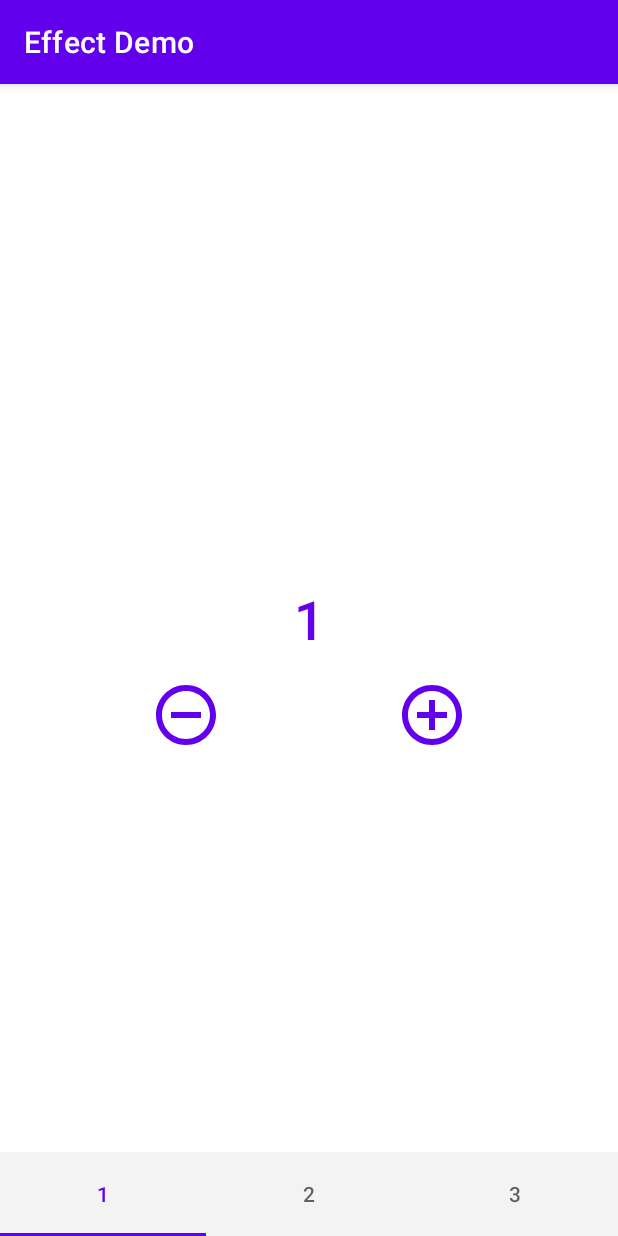
After one commit to wm4n/android-effect-demo, an Android app: the fragment UpdatableTabFragment shown on its own in the app's theme, on a phone screen of 412 x 824 dp. The commit adds this screen. Run offline under Robolectric (Android 15) with nearby library versions, the phone set to English and light mode, and no system bars; our stand-ins replace data binding; 1 statement that could not run was skipped.

Commit message:
Add updatable tab demo

```diff
--- a/app/src/main/AndroidManifest.xml
+++ b/app/src/main/AndroidManifest.xml
@@ -18,6 +18,8 @@
         <category android:name="android.intent.category.LAUNCHER" />
       </intent-filter>
     </activity>
+    <activity android:name=".ContainerActivity">
+    </activity>
   </application>
 
 </manifest>
--- /dev/null
+++ b/app/src/main/java/com/wm4n/effectdemo/ContainerActivity.kt
@@ -0,0 +1,24 @@
+package com.wm4n.effectdemo;
+
+import android.os.Bundle
+import androidx.appcompat.app.AppCompatActivity
+import com.wm4n.effectdemo.databinding.ActivityContainerBinding
+import com.wm4n.effectdemo.tab.UpdatableTabFragment
+
+class ContainerActivity : AppCompatActivity() {
+  override fun onCreate(savedInstanceState: Bundle?) {
+    super.onCreate(savedInstanceState)
+    val binding = ActivityContainerBinding.inflate(layoutInflater)
+    val view = binding.root
+    setContentView(view)
+
+      when(intent?.getStringExtra("fragment")?:"") {
+          "UpdatableTab" -> {
+              val f = UpdatableTabFragment()
+              supportFragmentManager.beginTransaction().replace(R.id.view_root, f, "updatableTab")
+                  .commit()
+          }
+          "" -> finish()
+      }
+  }
+}
--- a/app/src/main/java/com/wm4n/effectdemo/MainActivity.kt
+++ b/app/src/main/java/com/wm4n/effectdemo/MainActivity.kt
@@ -1,9 +1,8 @@
 package com.wm4n.effectdemo
 
+import android.content.Intent
 import android.os.Bundle
-import android.widget.Button
 import androidx.appcompat.app.AppCompatActivity
-import com.google.android.material.snackbar.Snackbar
 import com.wm4n.effectdemo.databinding.ActivityMainBinding
 import com.wm4n.effectdemo.dialog.BottomDialogFragment
 
@@ -14,9 +13,16 @@ class MainActivity : AppCompatActivity() {
     val view = binding.root
     setContentView(view)
 
-    binding.buttonBottomDialogFragment.setOnClickListener { v ->
+    binding.buttonBottomDialogFragment.setOnClickListener {
       val f = BottomDialogFragment()
       f.show(supportFragmentManager, "BottomDialogFragment")
     }
+
+    binding.buttonUpdatableTabs.setOnClickListener {
+      val intent = Intent(this, ContainerActivity::class.java).apply {
+        putExtra("fragment", "UpdatableTab")
+      }
+      startActivity(intent)
+    }
   }
 }
--- /dev/null
+++ b/app/src/main/java/com/wm4n/effectdemo/tab/UpdatableTabFragment.kt
@@ -0,0 +1,89 @@
+package com.wm4n.effectdemo.tab
+
+import android.os.Bundle
+import android.view.LayoutInflater
+import android.view.View
+import android.view.ViewGroup
+import androidx.fragment.app.Fragment
+import androidx.fragment.app.FragmentManager
+import androidx.fragment.app.FragmentPagerAdapter
+import androidx.viewpager.widget.PagerAdapter
+import com.wm4n.effectdemo.databinding.TabContentFragmentBinding
+import com.wm4n.effectdemo.databinding.UpdatableTabFragmentBinding
+
+class UpdatableTabFragment: Fragment() {
+
+  private var _binding : UpdatableTabFragmentBinding? = null
+
+  override fun onCreateView(
+    inflater: LayoutInflater, container: ViewGroup?, savedInstanceState: Bundle?
+  ): View? {
+    _binding = UpdatableTabFragmentBinding.inflate(inflater, container, false)
+    _binding?.pager?.adapter = UpdatableTabAdapter(childFragmentManager)
+    _binding?.navigationTabs?.setupWithViewPager(_binding?.pager)
+    return _binding?.viewRoot
+  }
+}
+
+class TabContentFragment: Fragment() {
+
+  private var _binding : TabContentFragmentBinding? = null
+  var onAdd : View.OnClickListener? = null
+  var onRemove : View.OnClickListener? = null
+
+  override fun onCreateView(
+    inflater: LayoutInflater, container: ViewGroup?, savedInstanceState: Bundle?
+  ): View? {
+    _binding = TabContentFragmentBinding.inflate(inflater, container, false)
+    _binding?.text?.text = arguments?.getString("text")?:""
+    _binding?.add?.setOnClickListener { v -> onAdd?.onClick(v) }
+    _binding?.remove?.setOnClickListener { v -> onRemove?.onClick(v) }
+    return _binding?.viewRoot
+  }
+}
+
+class UpdatableTabAdapter(fm: FragmentManager): FragmentPagerAdapter(
+  fm,
+  BEHAVIOR_RESUME_ONLY_CURRENT_FRAGMENT
+) {
+
+  private val tabs: ArrayList<Int> = ArrayList()
+
+  init {
+    tabs.add(1)
+    tabs.add(2)
+    tabs.add(3)
+  }
+
+  override fun getCount(): Int {
+    return tabs.size
+  }
+
+  override fun getItem(position: Int): Fragment {
+    return TabContentFragment().apply {
+      arguments = Bundle().apply {
+        putString("text", tabs[position].toString())
+      }
+      onAdd = View.OnClickListener {
+        tabs.add(tabs.last()+1)
+        notifyDataSetChanged()
+      }
+      onRemove = View.OnClickListener {
+        if(tabs.size > 1) tabs.removeFirst()
+        notifyDataSetChanged()
+      }
+    }
+  }
+
+  override fun getPageTitle(position: Int): CharSequence? {
+    return tabs[position].toString()
+  }
+
+  override fun getItemId(position: Int): Long {
+    return tabs[position].toLong()
+  }
+
+  override fun getItemPosition(`object`: Any): Int {
+    return PagerAdapter.POSITION_NONE;
+  }
+}
--- /dev/null
+++ b/app/src/main/res/drawable/bg_tab_host.xml
@@ -0,0 +1,8 @@
+<?xml version="1.0" encoding="utf-8"?>
+<layer-list xmlns:android="http://schemas.android.com/apk/res/android">
+  <item>
+    <shape android:shape="rectangle">
+      <solid android:color="?colorOnPrimary" />
+    </shape>
+  </item>
+</layer-list>
--- /dev/null
+++ b/app/src/main/res/drawable/ic_add.xml
@@ -0,0 +1,10 @@
+<vector xmlns:android="http://schemas.android.com/apk/res/android"
+    android:width="48dp"
+    android:height="48dp"
+    android:viewportWidth="24"
+    android:viewportHeight="24"
+    android:tint="?attr/colorPrimary">
+  <path
+      android:fillColor="@android:color/white"
+      android:pathData="M13,7h-2v4L7,11v2h4v4h2v-4h4v-2h-4L13,7zM12,2C6.48,2 2,6.48 2,12s4.48,10 10,10 10,-4.48 10,-10S17.52,2 12,2zM12,20c-4.41,0 -8,-3.59 -8,-8s3.59,-8 8,-8 8,3.59 8,8 -3.59,8 -8,8z"/>
+</vector>
--- /dev/null
+++ b/app/src/main/res/drawable/ic_remove.xml
@@ -0,0 +1,10 @@
+<vector xmlns:android="http://schemas.android.com/apk/res/android"
+    android:width="48dp"
+    android:height="48dp"
+    android:viewportWidth="24"
+    android:viewportHeight="24"
+    android:tint="?attr/colorPrimary">
+  <path
+      android:fillColor="@android:color/white"
+      android:pathData="M7,11v2h10v-2L7,11zM12,2C6.48,2 2,6.48 2,12s4.48,10 10,10 10,-4.48 10,-10S17.52,2 12,2zM12,20c-4.41,0 -8,-3.59 -8,-8s3.59,-8 8,-8 8,3.59 8,8 -3.59,8 -8,8z"/>
+</vector>
--- /dev/null
+++ b/app/src/main/res/layout/activity_container.xml
@@ -0,0 +1,9 @@
+<?xml version="1.0" encoding="utf-8"?>
+<androidx.coordinatorlayout.widget.CoordinatorLayout
+  xmlns:android="http://schemas.android.com/apk/res/android"
+  xmlns:tools="http://schemas.android.com/tools"
+  android:id="@+id/view_root"
+  android:layout_width="match_parent"
+  android:layout_height="match_parent"
+  tools:context=".ContainerActivity">
+</androidx.coordinatorlayout.widget.CoordinatorLayout>
--- a/app/src/main/res/layout/activity_main.xml
+++ b/app/src/main/res/layout/activity_main.xml
@@ -16,4 +16,14 @@
     app:layout_constraintRight_toRightOf="parent"
     app:layout_constraintTop_toTopOf="parent"/>
 
+  <Button
+    android:id="@+id/button_updatable_tabs"
+    android:layout_width="match_parent"
+    android:layout_height="wrap_content"
+    android:layout_margin="16dp"
+    android:text="Updatable tabs"
+    app:layout_constraintTop_toBottomOf="@id/button_bottom_dialog_fragment"
+    app:layout_constraintLeft_toLeftOf="parent"
+    app:layout_constraintRight_toRightOf="parent"/>
+
 </androidx.constraintlayout.widget.ConstraintLayout>
--- /dev/null
+++ b/app/src/main/res/layout/tab_content_fragment.xml
@@ -0,0 +1,44 @@
+<?xml version="1.0" encoding="utf-8"?>
+<layout xmlns:android="http://schemas.android.com/apk/res/android"
+  xmlns:app="http://schemas.android.com/apk/res-auto">
+  <data/>
+  <androidx.constraintlayout.widget.ConstraintLayout
+    android:id="@+id/view_root"
+    android:layout_width="match_parent"
+    android:layout_height="match_parent">
+
+    <TextView
+      android:id="@+id/text"
+      android:layout_width="wrap_content"
+      android:layout_height="wrap_content"
+      android:textSize="36sp"
+      android:fontFamily="sans-serif-medium"
+      android:textColor="?attr/colorPrimary"
+      app:layout_constraintTop_toTopOf="parent"
+      app:layout_constraintStart_toStartOf="parent"
+      app:layout_constraintEnd_toEndOf="parent"
+      app:layout_constraintBottom_toBottomOf="parent"/>
+
+    <ImageView
+      android:id="@+id/remove"
+      android:layout_width="wrap_content"
+      android:layout_height="wrap_content"
+      android:padding="16dp"
+      android:src="@drawable/ic_remove"
+      app:layout_constraintTop_toBottomOf="@id/text"
+      app:layout_constraintStart_toStartOf="parent"
+      app:layout_constraintEnd_toStartOf="@+id/add"
+      app:layout_constraintHorizontal_chainStyle="spread"/>
+
+    <ImageView
+      android:id="@+id/add"
+      android:layout_width="wrap_content"
+      android:layout_height="wrap_content"
+      android:padding="16dp"
+      android:src="@drawable/ic_add"
+      app:layout_constraintTop_toBottomOf="@id/text"
+      app:layout_constraintStart_toEndOf="@id/remove"
+      app:layout_constraintEnd_toEndOf="parent"/>
+
+  </androidx.constraintlayout.widget.ConstraintLayout>
+</layout>
--- /dev/null
+++ b/app/src/main/res/layout/updatable_tab_fragment.xml
@@ -0,0 +1,28 @@
+<?xml version="1.0" encoding="utf-8"?>
+<layout xmlns:android="http://schemas.android.com/apk/res/android"
+  xmlns:app="http://schemas.android.com/apk/res-auto">
+  <data/>
+  <LinearLayout
+    android:id="@+id/view_root"
+    android:orientation="vertical"
+    android:layout_width="match_parent"
+    android:layout_height="match_parent">
+
+    <androidx.viewpager.widget.ViewPager
+      android:id="@+id/pager"
+      android:layout_width="match_parent"
+      android:layout_height="0dp"
+      android:layout_weight="1"/>
+
+    <com.google.android.material.tabs.TabLayout
+      android:id="@+id/navigation_tabs"
+      android:layout_width="match_parent"
+      android:layout_height="56dp"
+      android:background="?colorOnPrimary"
+      app:tabIndicatorColor="?colorPrimary"
+      app:tabMaxWidth="0dp"
+      app:tabGravity="fill"
+      app:tabMode="fixed" />
+
+  </LinearLayout>
+</layout>
```
